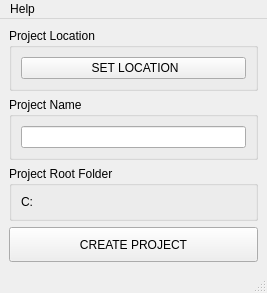
This is ui/createProject_main.ui in all-in-one-of/Eve as Qt 5 draws it before an edit. The edited form follows.
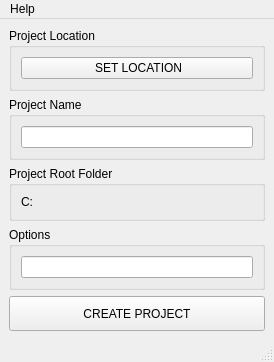
This is the edited form.

What changed in the file:
```diff
--- a/ui/createProject_main.ui
+++ b/ui/createProject_main.ui
@@ -6,8 +6,8 @@
    <rect>
     <x>0</x>
     <y>0</y>
-    <width>267</width>
-    <height>267</height>
+    <width>274</width>
+    <height>350</height>
    </rect>
   </property>
   <property name="windowTitle">
@@ -69,6 +69,18 @@
       </layout>
      </widget>
     </item>
+    <item>
+     <widget class="QGroupBox" name="groupBox_4">
+      <property name="title">
+       <string>Options</string>
+      </property>
+      <layout class="QVBoxLayout" name="verticalLayout_7">
+       <item>
+        <widget class="QLineEdit" name="lin_options"/>
+       </item>
+      </layout>
+     </widget>
+    </item>
     <item>
      <widget class="QPushButton" name="btn_create">
       <property name="minimumSize">
@@ -89,7 +101,7 @@
     <rect>
      <x>0</x>
      <y>0</y>
-     <width>267</width>
+     <width>274</width>
      <height>21</height>
     </rect>
    </property>
```
